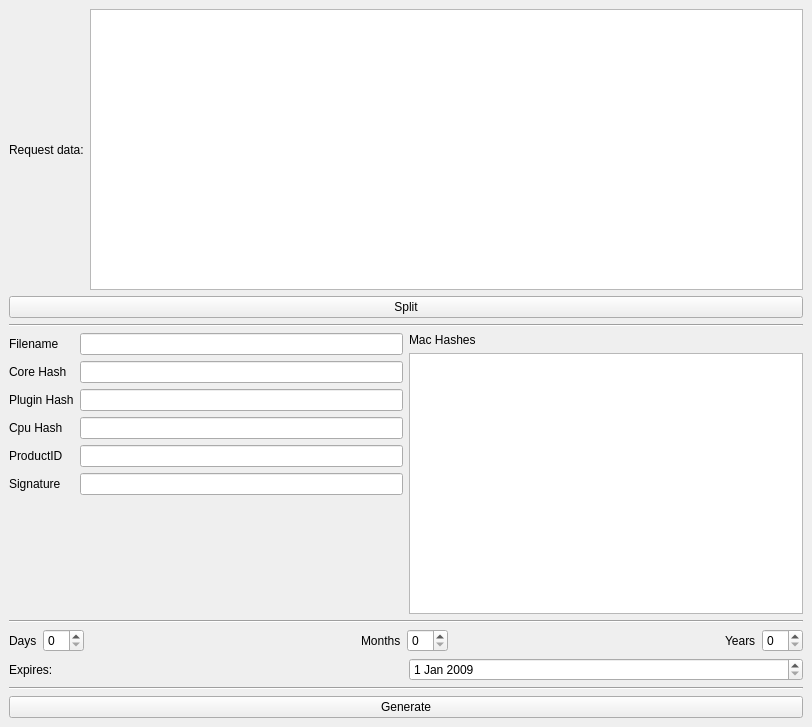
Before: the Qt Designer form OpenFlipper/LicenseManager/keyGen/keygen.ui in ShenRen/OpenFlipper, drawn with Qt 5.
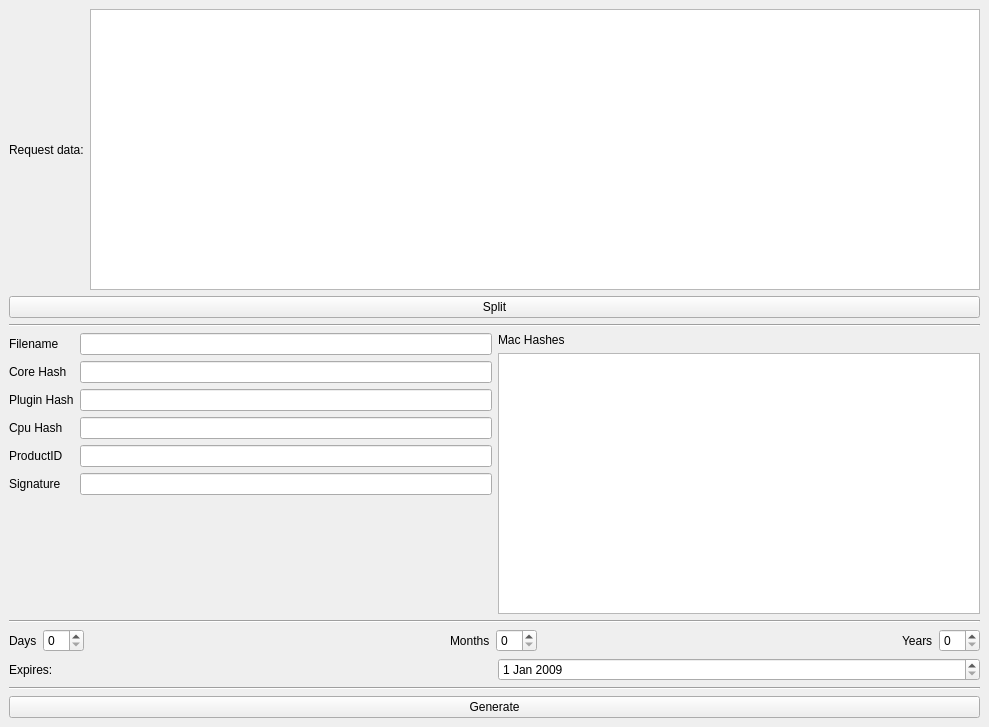
After: the same form once the commit is applied.

Commit message: Ignore inactive interfaces in Licensemanager

What changed in the file:
```diff
--- a/OpenFlipper/LicenseManager/keyGen/keygen.ui
+++ b/OpenFlipper/LicenseManager/keyGen/keygen.ui
@@ -6,7 +6,7 @@
    <rect>
     <x>0</x>
     <y>0</y>
-    <width>812</width>
+    <width>989</width>
     <height>727</height>
    </rect>
   </property>
```
The commit also changes 2 other files.
